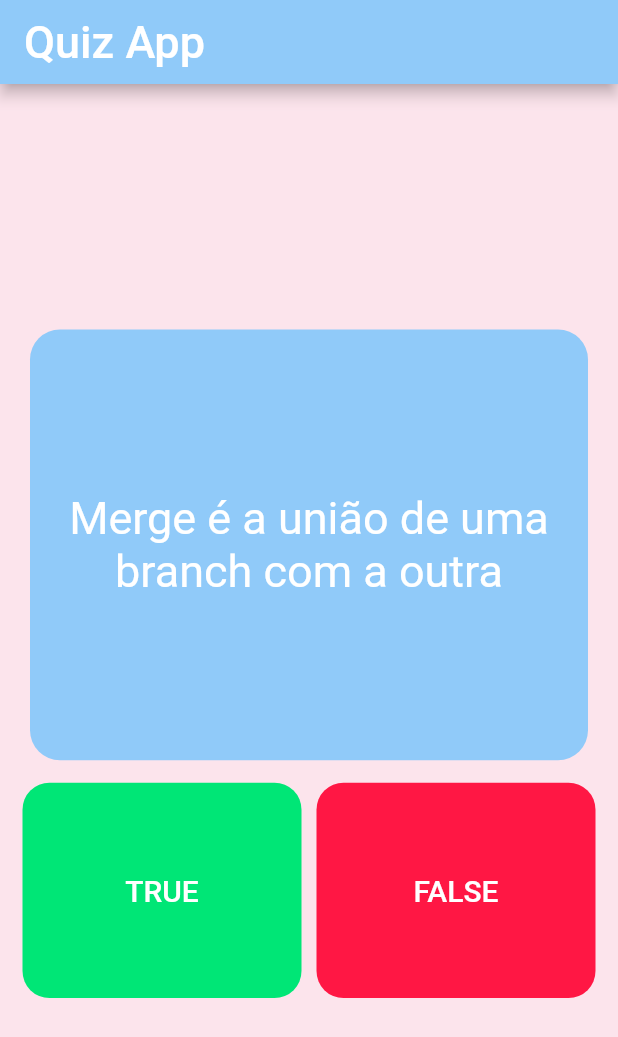
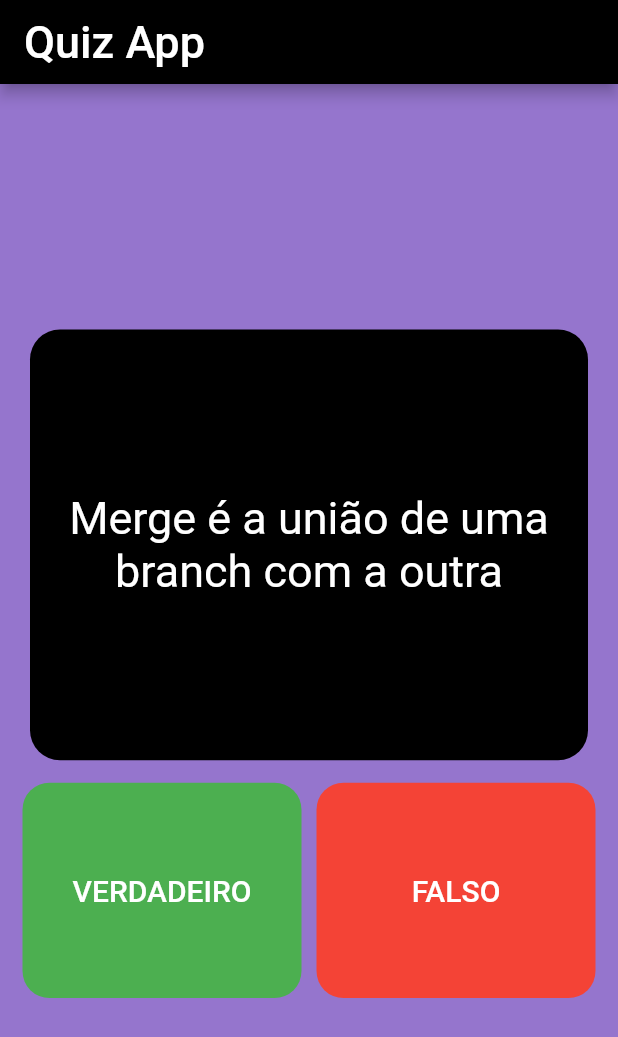
Before and after one commit to aureasiqueira1/AppQuiz, a Flutter app: the screen it shows after launch, on a phone screen of 412 x 824 dp. Shown: the top 1037 px of the screen. Run offline on Flutter 3.47's test engine with Material 2 defaults, Android fonts, the light colour scheme and no system bars; our stand-ins replace rflutter_alert.

Commit message:
Alterando estilo

```diff
--- a/lib/main.dart
+++ b/lib/main.dart
@@ -12,9 +12,9 @@ class QuizApp extends StatelessWidget {
     return MaterialApp(
       debugShowCheckedModeBanner: false,
       home: Scaffold(
-        backgroundColor: Colors.pink[50],
+        backgroundColor: Colors.deepPurple[300],
         appBar: AppBar(
-          backgroundColor: Colors.blue[200],
+          backgroundColor: Colors.black,
           title: Text(
             'Quiz App',
             style: TextStyle(fontSize: 30),
@@ -98,7 +98,7 @@ class _QuizPageState extends State<QuizPage> {
               height: 100,
               decoration: BoxDecoration(
                 borderRadius: BorderRadius.all(Radius.circular(20.0)),
-                color: Colors.blue[200],
+                color: Colors.black,
               ),
               child: Center(
                 child: Text(
@@ -125,9 +125,9 @@ class _QuizPageState extends State<QuizPage> {
                       borderRadius: BorderRadius.circular(18.0)
                     ),
                     textColor: Colors.white,
-                    color: Colors.greenAccent[400],
+                    color: Colors.green,
                     child: Text(
-                      'TRUE',
+                      'VERDADEIRO',
                       style: TextStyle(
                         color: Colors.white,
                         fontSize: 20.0,
@@ -149,9 +149,9 @@ class _QuizPageState extends State<QuizPage> {
                       borderRadius: BorderRadius.circular(18.0)
                     ),
                     textColor: Colors.white,
-                    color: Colors.redAccent[400],
+                    color: Colors.red,
                     child: Text(
-                      'FALSE',
+                      'FALSO',
                       style: TextStyle(
                         color: Colors.white,
                         fontSize: 20.0,
```
